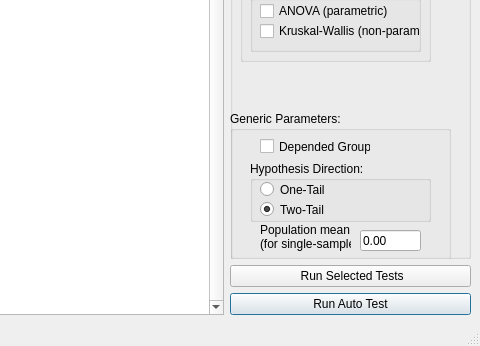
First picture: the form in stats/gui/mainwindow.ui, repository konung-yaropolk/NPL, before the edit; both pictures show x 585 to 1065 and y 398 to 744 of the 1065 by 744 pixel window.
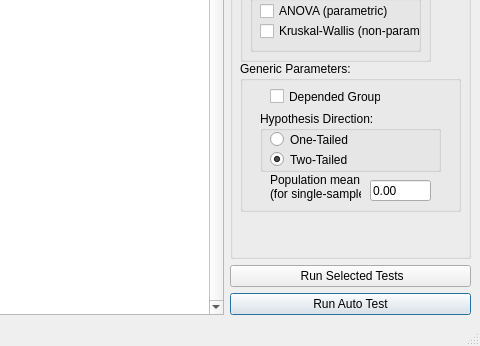
Second picture: the form after the edit.

Commit message: modified:   stats/gui/compile.bat 	modified:   stats/gui/gui.py 	modified:   stats/gui/mainwindow.py 	modified:   stats/gui/mainwindow.ui 	new file:   stats/gui/splash.png 	modified:   stats/requirements.txt 	modified:   stats/src/stats/_version.py 	modified:   stats/src/stats/stats.py

Patch:
```diff
--- a/stats/gui/mainwindow.ui
+++ b/stats/gui/mainwindow.ui
@@ -194,8 +194,8 @@
         <widget class="QGroupBox" name="groupBox">
          <property name="geometry">
           <rect>
-           <x>0</x>
-           <y>500</y>
+           <x>10</x>
+           <y>450</y>
            <width>221</width>
            <height>151</height>
           </rect>
@@ -241,7 +241,7 @@
             </rect>
            </property>
            <property name="text">
-            <string>One-Tail</string>
+            <string>One-Tailed</string>
            </property>
           </widget>
           <widget class="QRadioButton" name="twoTail">
@@ -254,7 +254,7 @@
             </rect>
            </property>
            <property name="text">
-            <string>Two-Tail</string>
+            <string>Two-Tailed</string>
            </property>
            <property name="checked">
             <bool>true</bool>
@@ -373,6 +373,30 @@
           </widget>
          </widget>
         </widget>
+        <widget class="QLabel" name="errorMsg">
+         <property name="geometry">
+          <rect>
+           <x>10</x>
+           <y>600</y>
+           <width>201</width>
+           <height>41</height>
+          </rect>
+         </property>
+         <property name="font">
+          <font>
+           <pointsize>7</pointsize>
+          </font>
+         </property>
+         <property name="styleSheet">
+          <string notr="true">color: 'red'</string>
+         </property>
+         <property name="text">
+          <string/>
+         </property>
+         <property name="indent">
+          <number>-1</number>
+         </property>
+        </widget>
        </widget>
       </item>
       <item>
```
Left out of the diff: 4 changed lines with no effect on the pictures. The commit also changes 7 other files.
